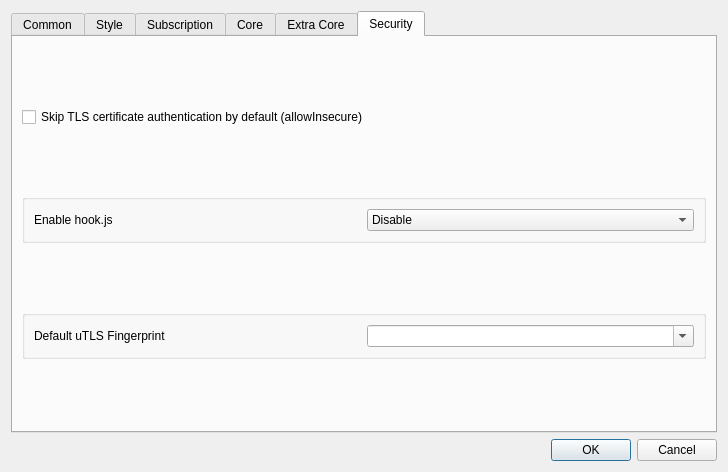
Above: ui/dialog_basic_settings.ui from kafeixiang/nekoray before the change. Below: the same form after it.
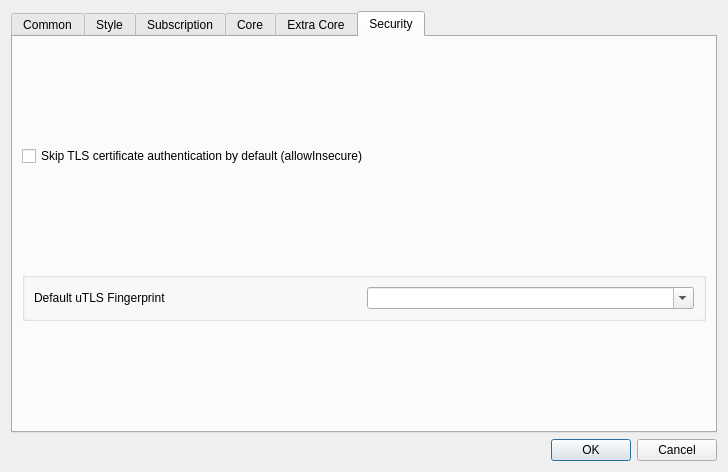
That is the form after the change. The open tabs and pages were chosen to show the change. Custom widgets are drawn as their Qt base class.

Commit message: refactor: remove hook.js functionality and update QHotkey

```diff
--- a/ui/dialog_basic_settings.ui
+++ b/ui/dialog_basic_settings.ui
@@ -863,44 +863,6 @@
          </property>
         </widget>
        </item>
-       <item>
-        <widget class="QGroupBox" name="horizontalGroupBox3">
-         <property name="sizePolicy">
-          <sizepolicy hsizetype="Preferred" vsizetype="Maximum">
-           <horstretch>0</horstretch>
-           <verstretch>0</verstretch>
-          </sizepolicy>
-         </property>
-         <layout class="QHBoxLayout" name="horizontalLayout_14">
-          <item>
-           <widget class="QLabel" name="label_2">
-            <property name="text">
-             <string>Enable hook.js</string>
-            </property>
-           </widget>
-          </item>
-          <item>
-           <widget class="QComboBox" name="enable_js_hook">
-            <item>
-             <property name="text">
-              <string notr="true">Disable</string>
-             </property>
-            </item>
-            <item>
-             <property name="text">
-              <string notr="true">Enable</string>
-             </property>
-            </item>
-            <item>
-             <property name="text">
-              <string notr="true">Enable + load std module</string>
-             </property>
-            </item>
-           </widget>
-          </item>
-         </layout>
-        </widget>
-       </item>
        <item>
         <widget class="QGroupBox" name="horizontalGroupBox2">
          <property name="sizePolicy">
```
Left out of the diff: 14 changed lines with no effect on the pictures. The commit also changes 12 other files.
